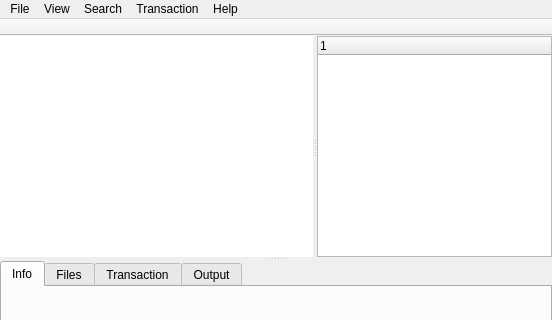
Above: ui/mainwindow.ui from aarnt/octopi before the change; both pictures show x 0 to 552 and y 0 to 320 of the 552 by 518 pixel window. Below: the same form after it.
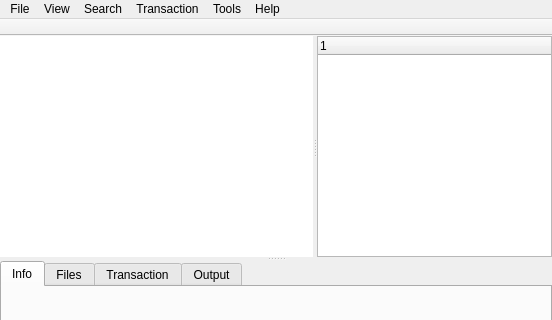
That is the form after the change. Icons and pictures are not drawn.

Commit message: New Tools Menu

What changed in the file:
```diff
--- a/ui/mainwindow.ui
+++ b/ui/mainwindow.ui
@@ -136,7 +136,7 @@
      <x>0</x>
      <y>0</y>
      <width>552</width>
-     <height>19</height>
+     <height>24</height>
     </rect>
    </property>
    <property name="contextMenuPolicy">
@@ -183,10 +183,18 @@
     <addaction name="actionSearchByDescription"/>
     <addaction name="actionSearchByName"/>
    </widget>
+   <widget class="QMenu" name="menuTools">
+    <property name="title">
+     <string>Tools</string>
+    </property>
+    <addaction name="actionPacmanLogViewer"/>
+    <addaction name="actionRepositoryEditor"/>
+   </widget>
    <addaction name="menuFile"/>
    <addaction name="menuView"/>
    <addaction name="menuSearch"/>
    <addaction name="menuTransaction"/>
+   <addaction name="menuTools"/>
    <addaction name="menuHelp"/>
   </widget>
   <widget class="QToolBar" name="mainToolBar">
```
Left out of the diff: 25 changed lines with no effect on the pictures. The commit also changes 24 other files.
